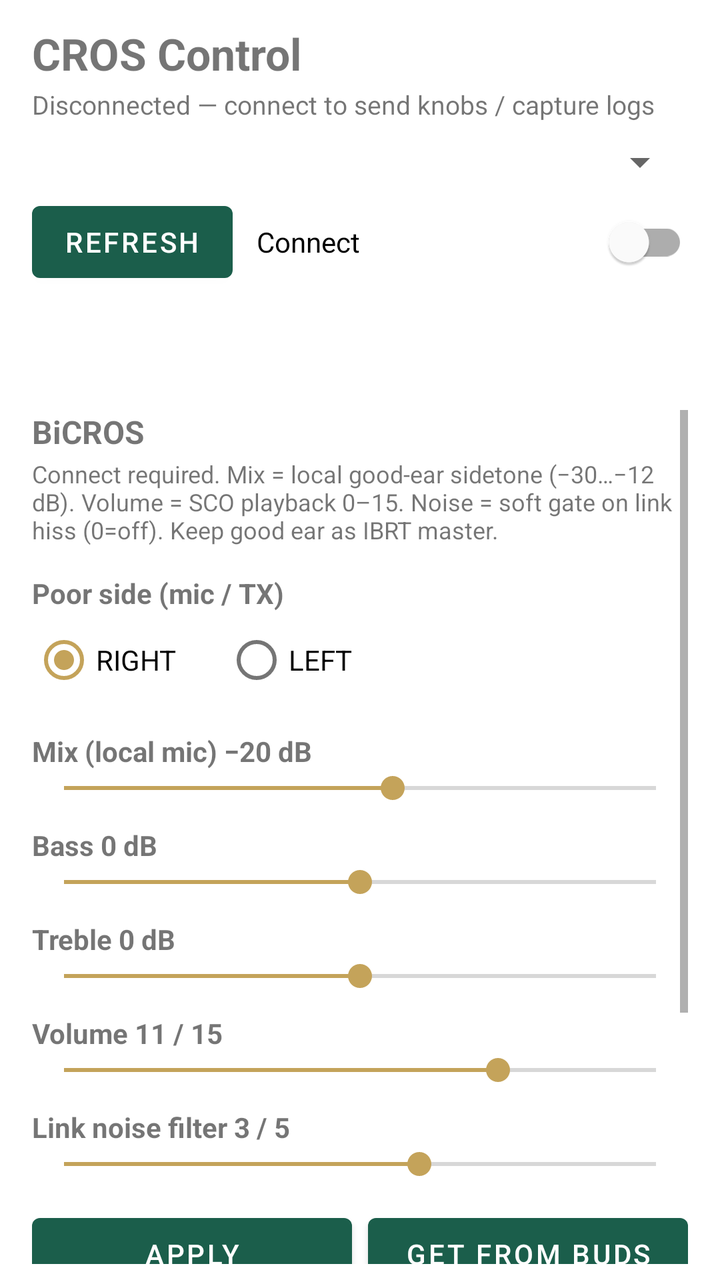
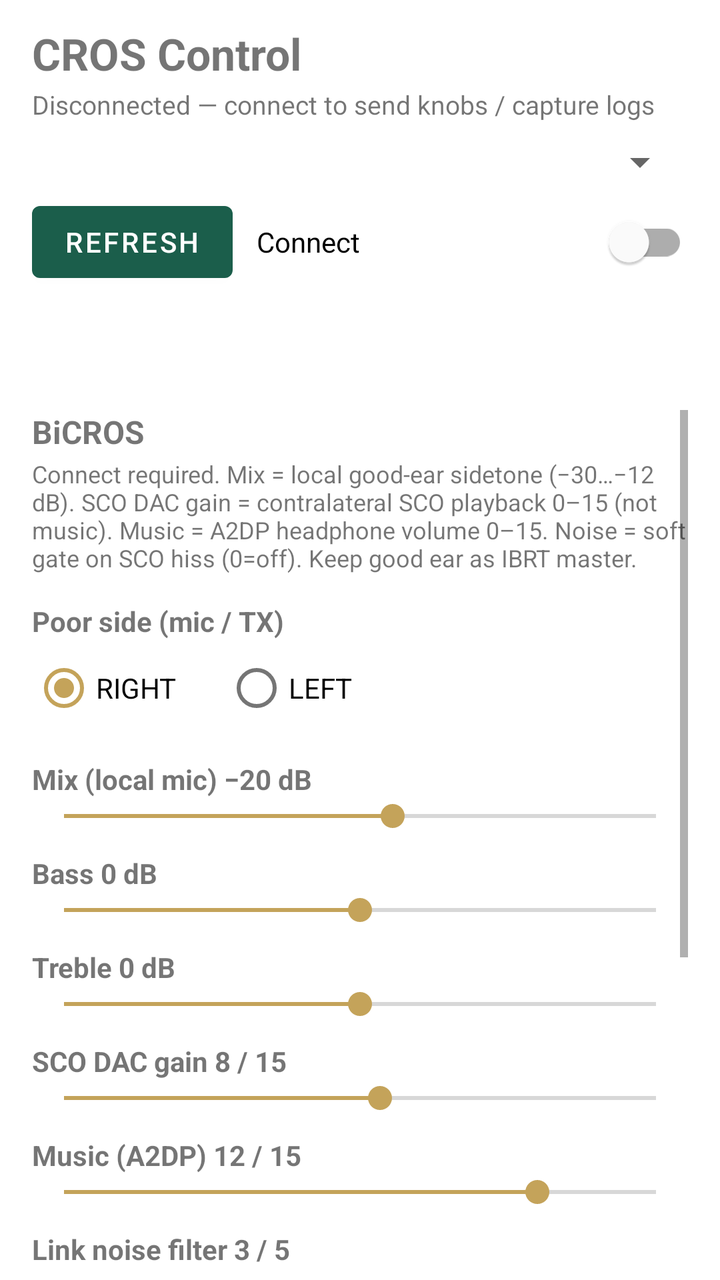

Before-and-after screenshots of an Android layout around one commit, followed by the original layout XML and the change that was made.
<!-- AndroidManifest.xml: application theme Theme.CrosLog -->
<!-- res/layout/activity_main.xml -->
<?xml version="1.0" encoding="utf-8"?>
<LinearLayout xmlns:android="http://schemas.android.com/apk/res/android"
    xmlns:app="http://schemas.android.com/apk/res-auto"
    android:layout_width="match_parent"
    android:layout_height="match_parent"
    android:orientation="vertical"
    android:paddingHorizontal="16dp"
    android:paddingTop="12dp"
    android:paddingBottom="8dp">

    
    <TextView
        android:id="@+id/titleText"
        android:layout_width="match_parent"
        android:layout_height="wrap_content"
        android:text="@string/app_name"
        android:textSize="22sp"
        android:textStyle="bold" />

    <TextView
        android:id="@+id/statusText"
        android:layout_width="match_parent"
        android:layout_height="wrap_content"
        android:layout_marginTop="2dp"
        android:text="@string/status_idle"
        android:textSize="13sp" />

    <Spinner
        android:id="@+id/deviceSpinner"
        android:layout_width="match_parent"
        android:layout_height="wrap_content"
        android:layout_marginTop="8dp" />

    <LinearLayout
        android:layout_width="match_parent"
        android:layout_height="wrap_content"
        android:layout_marginTop="4dp"
        android:gravity="center_vertical"
        android:orientation="horizontal">

        <Button
            android:id="@+id/refreshButton"
            android:layout_width="wrap_content"
            android:layout_height="wrap_content"
            android:text="@string/refresh" />

        <com.google.android.material.switchmaterial.SwitchMaterial
            android:id="@+id/loggingSwitch"
            android:layout_width="0dp"
            android:layout_height="wrap_content"
            android:layout_marginStart="12dp"
            android:layout_weight="1"
            android:checked="false"
            android:text="@string/logging_toggle" />
    </LinearLayout>

    <com.google.android.material.tabs.TabLayout
        android:id="@+id/tabLayout"
        android:layout_width="match_parent"
        android:layout_height="wrap_content"
        android:layout_marginTop="8dp"
        app:tabGravity="fill"
        app:tabMode="fixed"
        app:tabIndicatorFullWidth="true" />

    <FrameLayout
        android:layout_width="match_parent"
        android:layout_height="0dp"
        android:layout_marginTop="4dp"
        android:layout_weight="1">

        
        <ScrollView
            android:id="@+id/controlsPanel"
            android:layout_width="match_parent"
            android:layout_height="match_parent"
            android:fillViewport="true">

            <LinearLayout
                android:layout_width="match_parent"
                android:layout_height="wrap_content"
                android:orientation="vertical"
                android:paddingBottom="16dp">

                <TextView
                    android:layout_width="match_parent"
                    android:layout_height="wrap_content"
                    android:text="@string/knobs_title"
                    android:textSize="16sp"
                    android:textStyle="bold" />

                <TextView
                    android:layout_width="match_parent"
                    android:layout_height="wrap_content"
                    android:layout_marginTop="2dp"
                    android:text="@string/knobs_hint"
                    android:textSize="12sp" />

                <TextView
                    android:layout_width="match_parent"
                    android:layout_height="wrap_content"
                    android:layout_marginTop="14dp"
                    android:text="@string/poor_side_label"
                    android:textStyle="bold" />

                <RadioGroup
                    android:id="@+id/poorSideGroup"
                    android:layout_width="match_parent"
                    android:layout_height="wrap_content"
                    android:orientation="horizontal">

                    <RadioButton
                        android:id="@+id/poorRight"
                        android:layout_width="wrap_content"
                        android:layout_height="wrap_content"
                        android:checked="true"
                        android:text="@string/poor_right" />

                    <RadioButton
                        android:id="@+id/poorLeft"
                        android:layout_width="wrap_content"
                        android:layout_height="wrap_content"
                        android:layout_marginStart="24dp"
                        android:text="@string/poor_left" />
                </RadioGroup>

                <TextView
                    android:id="@+id/mixLabel"
                    android:layout_width="match_parent"
                    android:layout_height="wrap_content"
                    android:layout_marginTop="12dp"
                    android:text="@string/mix_label"
                    android:textStyle="bold" />

                    <SeekBar
                        android:id="@+id/mixSeek"
                        android:layout_width="match_parent"
                        android:layout_height="wrap_content"
                        android:max="9"
                        android:progress="5" />

                <TextView
                    android:id="@+id/bassLabel"
                    android:layout_width="match_parent"
                    android:layout_height="wrap_content"
                    android:layout_marginTop="10dp"
                    android:text="@string/bass_label"
                    android:textStyle="bold" />

                <SeekBar
                    android:id="@+id/bassSeek"
                    android:layout_width="match_parent"
                    android:layout_height="wrap_content"
                    android:max="12"
                    android:progress="6" />

                <TextView
                    android:id="@+id/trebleLabel"
                    android:layout_width="match_parent"
                    android:layout_height="wrap_content"
                    android:layout_marginTop="10dp"
                    android:text="@string/treble_label"
                    android:textStyle="bold" />

                <SeekBar
                    android:id="@+id/trebleSeek"
                    android:layout_width="match_parent"
                    android:layout_height="wrap_content"
                    android:max="12"
                    android:progress="6" />

                <TextView
                    android:id="@+id/volLabel"
                    android:layout_width="match_parent"
                    android:layout_height="wrap_content"
                    android:layout_marginTop="10dp"
                    android:text="@string/vol_label"
                    android:textStyle="bold" />

                <SeekBar
                    android:id="@+id/volSeek"
                    android:layout_width="match_parent"
                    android:layout_height="wrap_content"
                    android:max="15"
                    android:progress="11" />

                <TextView
                    android:id="@+id/noiseLabel"
                    android:layout_width="match_parent"
                    android:layout_height="wrap_content"
                    android:layout_marginTop="10dp"
                    android:text="@string/noise_label"
                    android:textStyle="bold" />

                <SeekBar
                    android:id="@+id/noiseSeek"
                    android:layout_width="match_parent"
                    android:layout_height="wrap_content"
                    android:max="5"
                    android:progress="3" />

                <LinearLayout
                    android:layout_width="match_parent"
                    android:layout_height="wrap_content"
                    android:layout_marginTop="12dp"
                    android:orientation="horizontal">

                    <Button
                        android:id="@+id/applyCfgButton"
                        android:layout_width="0dp"
                        android:layout_height="wrap_content"
                        android:layout_weight="1"
                        android:text="@string/apply_cfg" />

                    <Button
                        android:id="@+id/getCfgButton"
                        android:layout_width="0dp"
                        android:layout_height="wrap_content"
                        android:layout_marginStart="8dp"
                        android:layout_weight="1"
                        android:text="@string/get_cfg" />
                </LinearLayout>

                <View
                    android:layout_width="match_parent"
                    android:layout_height="1dp"
                    android:layout_marginTop="20dp"
                    android:layout_marginBottom="12dp"
                    android:background="?android:attr/listDivider" />

                <TextView
                    android:layout_width="match_parent"
                    android:layout_height="wrap_content"
                    android:text="@string/advanced_title"
                    android:textSize="16sp"
                    android:textStyle="bold" />

                <TextView
                    android:layout_width="match_parent"
                    android:layout_height="wrap_content"
                    android:layout_marginTop="2dp"
                    android:text="@string/sco_hint"
                    android:textSize="12sp" />

                <Button
                    android:id="@+id/scoButton"
                    android:layout_width="wrap_content"
                    android:layout_height="wrap_content"
                    android:layout_marginTop="8dp"
                    android:text="@string/sco_start" />
            </LinearLayout>
        </ScrollView>

        
        <LinearLayout
            android:id="@+id/logsPanel"
            android:layout_width="match_parent"
            android:layout_height="match_parent"
            android:orientation="vertical"
            android:visibility="gone">

            <LinearLayout
                android:layout_width="match_parent"
                android:layout_height="wrap_content"
                android:gravity="center_vertical"
                android:orientation="horizontal">

                <TextView
                    android:id="@+id/logCountText"
                    android:layout_width="0dp"
                    android:layout_height="wrap_content"
                    android:layout_weight="1"
                    android:text="@string/log_count_zero"
                    android:textSize="12sp" />

                <Button
                    android:id="@+id/shareButton"
                    android:layout_width="wrap_content"
                    android:layout_height="wrap_content"
                    android:text="@string/share" />

                <Button
                    android:id="@+id/clearButton"
                    android:layout_width="wrap_content"
                    android:layout_height="wrap_content"
                    android:layout_marginStart="8dp"
                    android:text="@string/clear" />
            </LinearLayout>

            <ScrollView
                android:id="@+id/logScroll"
                android:layout_width="match_parent"
                android:layout_height="0dp"
                android:layout_marginTop="6dp"
                android:layout_weight="1"
                android:background="#111111"
                android:fillViewport="true"
                android:padding="8dp">

                <TextView
                    android:id="@+id/logView"
                    android:layout_width="match_parent"
                    android:layout_height="wrap_content"
                    android:fontFamily="monospace"
                    android:textColor="#B8F0C8"
                    android:textIsSelectable="true"
                    android:textSize="11sp" />
            </ScrollView>
        </LinearLayout>
    </FrameLayout>
</LinearLayout>
<!-- resources referenced by this layout -->
<resources>
  <string name="advanced_title">Advanced</string>
  <string name="app_name">CROS Control</string>
  <string name="apply_cfg">Apply</string>
  <string name="bass_label">Bass 0 dB</string>
  <string name="clear">Clear</string>
  <string name="get_cfg">Get from buds</string>
  <string name="knobs_hint">Connect required. Mix = local good-ear sidetone (−30…−12 dB). Volume = SCO playback 0–15. Noise = soft gate on link hiss (0=off). Keep good ear as IBRT master.</string>
  <string name="knobs_title">BiCROS</string>
  <string name="log_count_zero">0 lines</string>
  <string name="logging_toggle">Connect</string>
  <string name="mix_label">Mix (local mic) −20 dB</string>
  <string name="noise_label">Link noise filter 3 / 5</string>
  <string name="poor_left">LEFT</string>
  <string name="poor_right">RIGHT</string>
  <string name="poor_side_label">Poor side (mic / TX)</string>
  <string name="refresh">Refresh</string>
  <string name="sco_hint">Reference only — starts phone HFP SCO. BiCROS level is the Volume slider (or bud keys).</string>
  <string name="sco_start">Phone SCO on</string>
  <string name="share">Share</string>
  <string name="status_idle">Disconnected — connect to send knobs / capture logs</string>
  <string name="treble_label">Treble 0 dB</string>
  <string name="vol_label">Volume 11 / 15</string>
  <style name="Theme.CrosLog" parent="Theme.MaterialComponents.DayNight.DarkActionBar">
          <item name="colorPrimary">#1B5E4B</item>
          <item name="colorPrimaryVariant">#0F3D31</item>
          <item name="colorOnPrimary">#FFFFFF</item>
          <item name="colorSecondary">#C4A35A</item>
          <item name="android:statusBarColor">#0F3D31</item>
      </style>
</resources>

<!-- the commit's change to res/layout/activity_main.xml (unified diff, before → after) -->
@@ -182,7 +182,22 @@
                     android:layout_width="match_parent"
                     android:layout_height="wrap_content"
                     android:max="15"
-                    android:progress="11" />
+                    android:progress="8" />
+
+                <TextView
+                    android:id="@+id/a2dpLabel"
+                    android:layout_width="match_parent"
+                    android:layout_height="wrap_content"
+                    android:layout_marginTop="10dp"
+                    android:text="@string/a2dp_label"
+                    android:textStyle="bold" />
+
+                <SeekBar
+                    android:id="@+id/a2dpSeek"
+                    android:layout_width="match_parent"
+                    android:layout_height="wrap_content"
+                    android:max="15"
+                    android:progress="12" />
 
                 <TextView
                     android:id="@+id/noiseLabel"
<!-- resource entries referenced after the edit -->
@@ -1,12 +1,13 @@
 <!-- resources referenced by this layout -->
 <resources>
+  <string name="a2dp_label">Music (A2DP) 12 / 15</string>
   <string name="advanced_title">Advanced</string>
   <string name="app_name">CROS Control</string>
   <string name="apply_cfg">Apply</string>
   <string name="bass_label">Bass 0 dB</string>
   <string name="clear">Clear</string>
   <string name="get_cfg">Get from buds</string>
-  <string name="knobs_hint">Connect required. Mix = local good-ear sidetone (−30…−12 dB). Volume = SCO playback 0–15. Noise = soft gate on link hiss (0=off). Keep good ear as IBRT master.</string>
+  <string name="knobs_hint">Connect required. Mix = local good-ear sidetone (−30…−12 dB). SCO DAC gain = contralateral SCO playback 0–15 (not music). Music = A2DP headphone volume 0–15. Noise = soft gate on SCO hiss (0=off). Keep good ear as IBRT master.</string>
   <string name="knobs_title">BiCROS</string>
   <string name="log_count_zero">0 lines</string>
   <string name="logging_toggle">Connect</string>
@@ -16,12 +17,12 @@
   <string name="poor_right">RIGHT</string>
   <string name="poor_side_label">Poor side (mic / TX)</string>
   <string name="refresh">Refresh</string>
-  <string name="sco_hint">Reference only — starts phone HFP SCO. BiCROS level is the Volume slider (or bud keys).</string>
+  <string name="sco_hint">Reference only — starts phone HFP SCO. BiCROS level is SCO DAC gain (or bud keys while CROS is on).</string>
   <string name="sco_start">Phone SCO on</string>
   <string name="share">Share</string>
   <string name="status_idle">Disconnected — connect to send knobs / capture logs</string>
   <string name="treble_label">Treble 0 dB</string>
-  <string name="vol_label">Volume 11 / 15</string>
+  <string name="vol_label">SCO DAC gain 8 / 15</string>
   <style name="Theme.CrosLog" parent="Theme.MaterialComponents.DayNight.DarkActionBar">
           <item name="colorPrimary">#1B5E4B</item>
           <item name="colorPrimaryVariant">#0F3D31</item>
